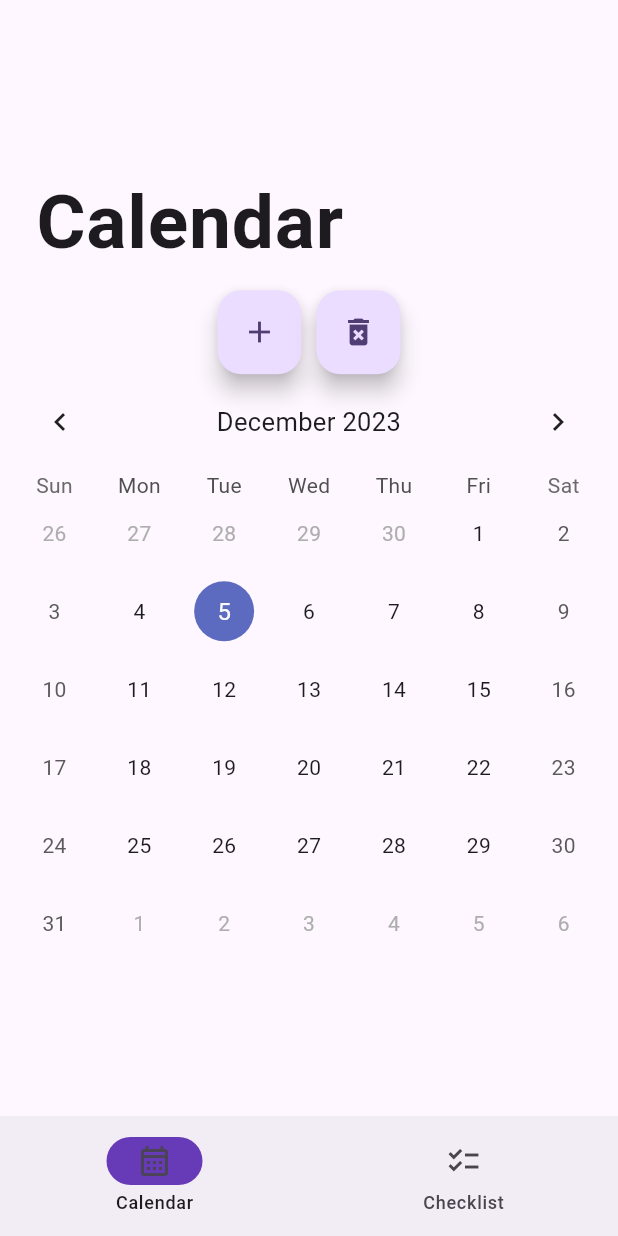
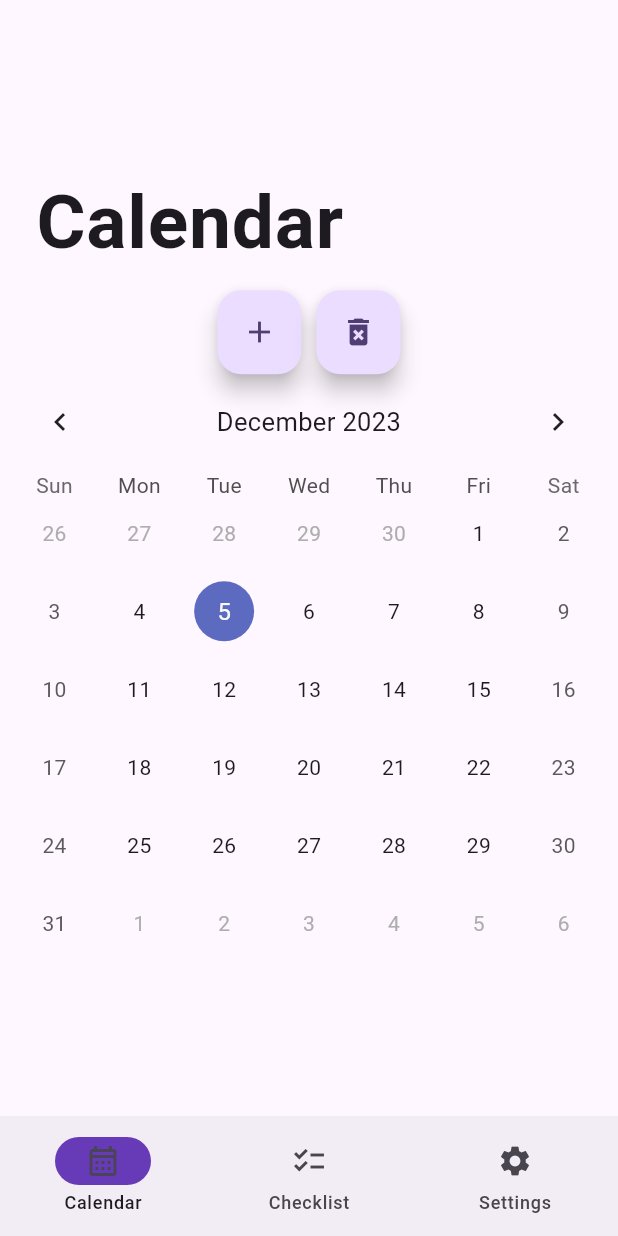
Before and after one commit to mikaylapeterson/Fair-Trade-Management-System, a Flutter app: the Calendar screen opened directly, on a phone screen of 412 x 824 dp. Run offline on Flutter 3.47's test engine with Material 3 defaults, Android fonts, the phone set to English and light mode, and no system bars; drawn by our look-alikes of table_calendar; our stand-ins replace sqflite; missing offline and left inert: syncfusion_flutter_pdfviewer; accounts and stored records are empty.

Commit message:
settings button

```diff
--- a/Application/Flutter/fairtrade_certification_management_system/lib/Views/calendar.dart
+++ b/Application/Flutter/fairtrade_certification_management_system/lib/Views/calendar.dart
@@ -42,6 +42,9 @@ class _CalendarState extends State<Calendar> {
             icon: Icon(Icons.checklist),
             label: 'Checklist',
           ),
+          NavigationDestination(
+            icon: Icon(Icons.settings),
+            label: 'Settings'),
         ],
       ),
       body: Center(
```
Also changed, not shown: Application/Flutter/fairtrade_certification_management_system/lib/Views/checklist.dart (+19 -1 lines).
